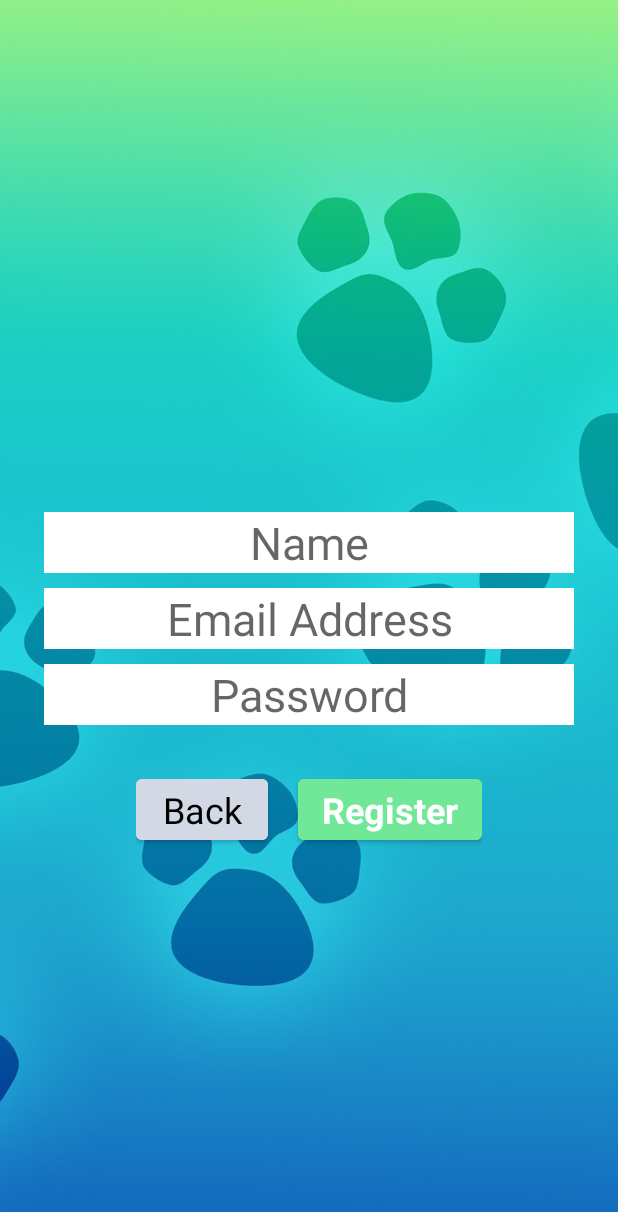
After one commit to pravesh977/petshuddleandroidstudio, an Android app: the RegistrationScreen screen opened directly, with no data from a screen before it, on a phone screen of 412 x 824 dp. The commit adds this screen. Shown: the top 1212 px of the screen. Run offline under Robolectric (Android 15) with nearby library versions, the phone set to English and light mode, and no system bars.

Commit message:
finished login and registration form

```diff
--- a/app/src/main/java/android/portfolio/petshuddle/UI/MainActivity.java
+++ b/app/src/main/java/android/portfolio/petshuddle/UI/MainActivity.java
@@ -2,8 +2,10 @@ package android.portfolio.petshuddle.UI;
 
 import androidx.appcompat.app.AppCompatActivity;
 
+import android.content.Intent;
 import android.os.Bundle;
 import android.portfolio.petshuddle.R;
+import android.view.View;
 
 public class MainActivity extends AppCompatActivity {
 
@@ -12,4 +14,8 @@ public class MainActivity extends AppCompatActivity {
         super.onCreate(savedInstanceState);
         setContentView(R.layout.activity_main);
     }
+
+    public void goToLoginOrCreateScreen(View view) {
+        startActivity(new Intent(MainActivity.this, LoginScreen.class));
+    }
 }
--- /dev/null
+++ b/app/src/main/java/android/portfolio/petshuddle/UI/RegistrationScreen.java
@@ -0,0 +1,70 @@
+package android.portfolio.petshuddle.UI;
+
+import androidx.appcompat.app.AppCompatActivity;
+
+import android.content.Intent;
+import android.os.Bundle;
+import android.portfolio.petshuddle.R;
+import android.util.Patterns;
+import android.view.View;
+import android.widget.EditText;
+import android.widget.ProgressBar;
+
+public class RegistrationScreen extends AppCompatActivity {
+
+    private EditText registerNameEditText;
+    private EditText registerEmailEditText;
+    private EditText registerPasswordEditText;
+    private ProgressBar registerProgressBar;
+
+    @Override
+    protected void onCreate(Bundle savedInstanceState) {
+        super.onCreate(savedInstanceState);
+        setContentView(R.layout.activity_registration_screen);
+
+        registerNameEditText = findViewById(R.id.registerNameEditText);
+        registerEmailEditText = findViewById(R.id.registerEmailEditText);
+        registerPasswordEditText = findViewById(R.id.registerPasswordEditText);
+        registerProgressBar = findViewById(R.id.registerProgressBar);
+
+    }
+
+    //returns users back to the login screen if they do not want to create new user
+    public void backToLoginScreen(View view) {
+        this.finish();
+    }
+
+    //method that handles the register button
+    public void registerButtonPressed(View view) {
+        String name = registerNameEditText.getText().toString().trim();
+        String email = registerEmailEditText.getText().toString().trim();
+        String password = registerPasswordEditText.getText().toString().trim();
+
+        if(name.isEmpty()) {
+            registerNameEditText.setError("Name can't be empty");
+            registerNameEditText.requestFocus();
+            return;
+        }
+        if(email.isEmpty()) {
+            registerEmailEditText.setError("Email can't be empty");
+            registerEmailEditText.requestFocus();
+            return;
+        }
+        if(!Patterns.EMAIL_ADDRESS.matcher(email).matches()) {
+            registerEmailEditText.setError("Enter Valid Email");
+            registerEmailEditText.requestFocus();
+            return;
+        }
+        if(password.isEmpty()) {
+            registerPasswordEditText.setError("Password can't be empty");
+            registerPasswordEditText.requestFocus();
+            return;
+        }
+        if(password.length() < 6) {
+            registerPasswordEditText.setError("Password needs to be longer than 6 letters");
+            registerPasswordEditText.requestFocus();
+            return;
+        }
+        registerProgressBar.setVisibility(View.VISIBLE);
+    }
+}
--- a/app/src/main/res/layout/activity_main.xml
+++ b/app/src/main/res/layout/activity_main.xml
@@ -8,7 +8,7 @@
 
 
     <Button
-        android:id="@+id/button"
+        android:id="@+id/loginOrCreateButton"
         android:layout_width="wrap_content"
         android:layout_height="wrap_content"
         android:text="Login or Create"
@@ -18,9 +18,9 @@
         app:layout_constraintLeft_toLeftOf="parent"
         app:layout_constraintRight_toRightOf="parent"
         android:layout_marginBottom="40dp"
-        android:textSize="20sp"
         android:textStyle="bold"
         style="@style/MainButtons"
+        android:onClick="goToLoginOrCreateScreen"
         />
 
     <ImageView
--- /dev/null
+++ b/app/src/main/res/layout/activity_registration_screen.xml
@@ -0,0 +1,109 @@
+<?xml version="1.0" encoding="utf-8"?>
+<androidx.constraintlayout.widget.ConstraintLayout xmlns:android="http://schemas.android.com/apk/res/android"
+    xmlns:app="http://schemas.android.com/apk/res-auto"
+    xmlns:tools="http://schemas.android.com/tools"
+    android:layout_width="match_parent"
+    android:layout_height="match_parent"
+    tools:context=".UI.RegistrationScreen">
+
+    <ImageView
+        android:id="@+id/imageView2"
+        android:layout_width="wrap_content"
+        android:layout_height="wrap_content"
+        app:srcCompat="@drawable/mainbackground"
+        android:scaleType="centerCrop"
+        app:layout_constraintTop_toTopOf="parent"
+        app:layout_constraintRight_toRightOf="parent"/>
+
+    <LinearLayout
+        android:id="@+id/registerLinearLayout"
+        android:layout_width="wrap_content"
+        android:layout_height="wrap_content"
+        android:orientation="vertical"
+        app:layout_constraintTop_toTopOf="parent"
+        app:layout_constraintBottom_toBottomOf="parent"
+        app:layout_constraintRight_toRightOf="parent"
+        app:layout_constraintLeft_toLeftOf="parent">
+
+        <EditText
+            android:id="@+id/registerNameEditText"
+            android:layout_width="match_parent"
+            android:layout_height="wrap_content"
+            android:ems="10"
+            android:layout_weight="1"
+            android:inputType="textPersonName"
+            android:hint="Name"
+            style="@style/FormStyle"
+            android:background="@color/white"
+            android:layout_marginBottom="10dp"
+            />
+
+        <EditText
+            android:id="@+id/registerEmailEditText"
+            android:layout_width="match_parent"
+            android:layout_height="wrap_content"
+            android:ems="10"
+            android:layout_weight="1"
+            android:inputType="textEmailAddress"
+            android:hint="Email Address"
+            style="@style/FormStyle"
+            android:background="@color/white"
+            android:layout_marginBottom="10dp"
+            />
+
+        <EditText
+            android:id="@+id/registerPasswordEditText"
+            android:layout_width="match_parent"
+            android:layout_height="wrap_content"
+            android:ems="10"
+            android:layout_weight="1"
+            android:inputType="textPassword"
+            android:hint="Password"
+            style="@style/FormStyle"
+            android:background="@color/white" />
+    </LinearLayout>
+
+    <LinearLayout
+        android:layout_width="wrap_content"
+        android:layout_height="wrap_content"
+        android:orientation="horizontal"
+        app:layout_constraintRight_toRightOf="parent"
+        app:layout_constraintLeft_toLeftOf="parent"
+        android:layout_marginTop="30dp"
+        app:layout_constraintTop_toBottomOf="@id/registerLinearLayout">
+
+        <Button
+            android:id="@+id/backLoginButton"
+            android:layout_width="wrap_content"
+            android:layout_height="wrap_content"
+            android:text="Back"
+            style="@style/BackButton"
+            android:backgroundTint="#D3D9E4"
+            android:textAlignment="center"
+            android:layout_weight="1"
+            android:layout_marginRight="20dp"
+            android:onClick="backToLoginScreen"/>
+        <Button
+            android:id="@+id/registerButton"
+            android:layout_width="wrap_content"
+            android:layout_height="wrap_content"
+            android:text="Register"
+            style="@style/MainButtons"
+            android:textAlignment="center"
+            android:layout_weight="1"
+            android:onClick="registerButtonPressed"/>
+
+    </LinearLayout>
+
+    <ProgressBar
+        android:id="@+id/registerProgressBar"
+        style="?android:attr/progressBarStyle"
+        android:layout_width="wrap_content"
+        android:layout_height="wrap_content"
+        app:layout_constraintTop_toTopOf="parent"
+        app:layout_constraintBottom_toBottomOf="parent"
+        app:layout_constraintLeft_toLeftOf="parent"
+        app:layout_constraintRight_toRightOf="parent"
+        android:visibility="invisible"/>
+
+</androidx.constraintlayout.widget.ConstraintLayout>
--- a/app/src/main/res/values/themes.xml
+++ b/app/src/main/res/values/themes.xml
@@ -14,12 +14,28 @@
         <!-- Customize your theme here. -->
     </style>
     <style name="MainButtons" parent="Theme.MaterialComponents.DayNight.DarkActionBar">
-        <item name="android:textColor">#5331F5</item>
-        <item name="android:textSize">20sp</item>
+<!--        <item name="android:textColor">#5331F5</item>-->
+        <item name="android:textColor">@color/white</item>
+        <item name="android:textSize">24sp</item>
         <item name="color">#F5DD31</item>
         <item name="android:backgroundTint">#71E798</item>
         <item name="android:textStyle">bold</item>
         <item name="android:radius">100dp</item>
-
+    </style>
+    <style name="BackButton" parent="Theme.MaterialComponents.DayNight.DarkActionBar">
+        <item name="android:textColor">@color/black</item>
+        <item name="android:textSize">24sp</item>
+        <item name="android:radius">100dp</item>
+    </style>
+    <style name="FormStyle">
+<!--        <item name="android:textColor">#E64438</item>-->
+        <item name="android:textSize">30sp</item>
+        <item name="android:textAlignment">center</item>
+        <item name="background">@color/white</item>
+    </style>
+    <style name="NormalTextViewStyle" parent="Theme.MaterialComponents.DayNight.NoActionBar">
+        <item name="android:textSize">24sp</item>
+        <item name="android:textAlignment">center</item>
+        <item name="android:textStyle">bold</item>
     </style>
 </resources>
```
Also changed, not shown: app/src/main/AndroidManifest.xml (+7 -0 lines), app/src/main/java/android/portfolio/petshuddle/UI/LoginScreen.java (added, +81 -0 lines), app/src/main/res/layout/activity_login_screen.xml (added, +124 -0 lines).
